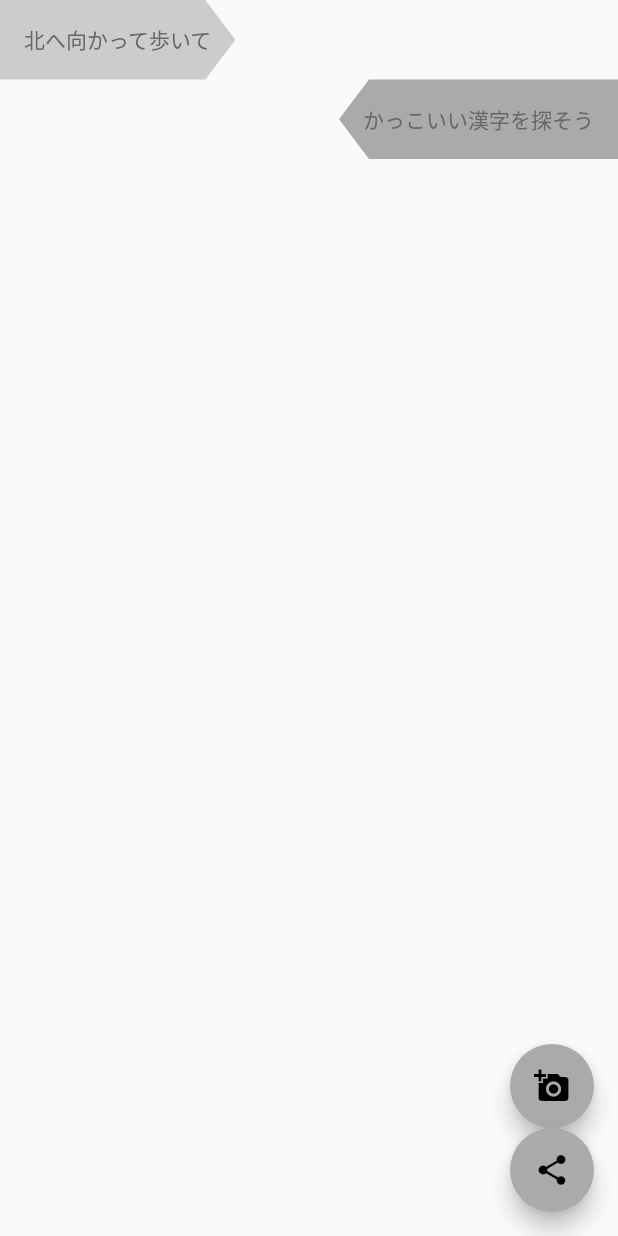
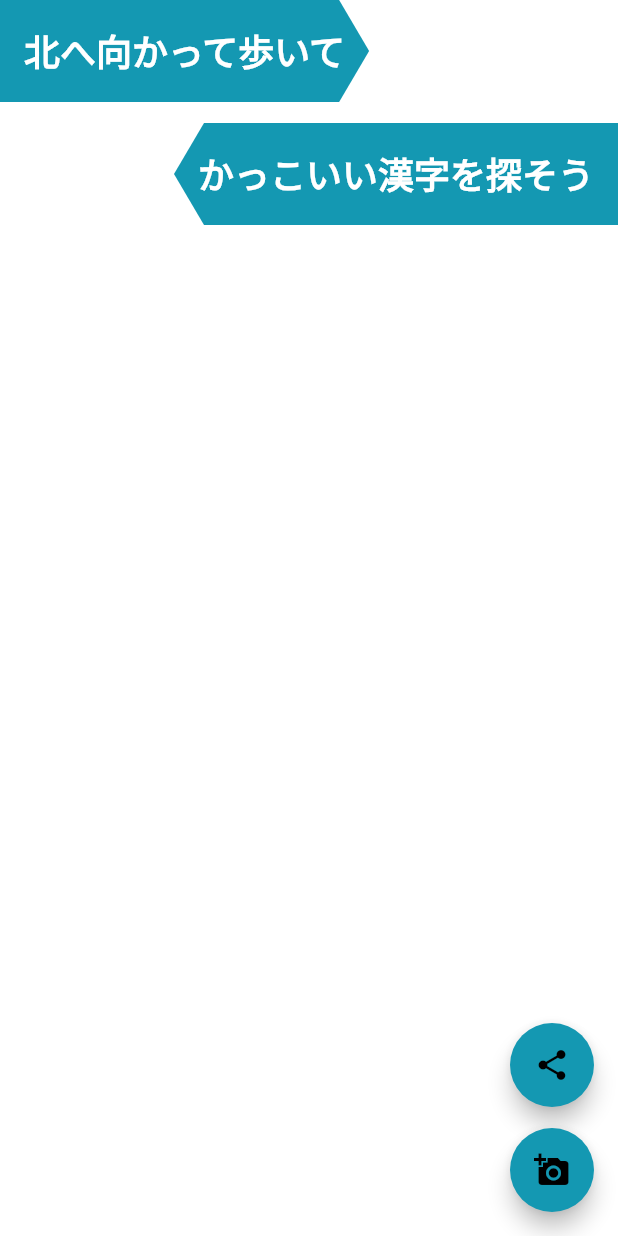
Before and after one commit to tubasasakunn/sanpo, a Flutter app: the screen it shows after launch, after a tap on "Start", on a phone screen of 412 x 824 dp. Run offline on Flutter 3.47's test engine with Material 2 defaults, Android fonts, the phone set to English and light mode, and no system bars; our stand-ins replace geocoding, image_picker, location, share_plus.

Commit message:
UI完成

```diff
--- a/lib/main.dart
+++ b/lib/main.dart
@@ -39,7 +39,15 @@
     labelSmall: TextStyle(color: Color(0xFFFFFFFF),fontFamily: 'QuickSand',
     fontWeight: FontWeight.bold,
     fontSize: 20), // 初期画面の選択肢
-    bodyMedium: TextStyle(color: Color(0xFF666666)), // カードの文字
+    bodyLarge: TextStyle(color: Color(0xFFFFFFFF),fontFamily: 'QuickSand',
+    fontWeight: FontWeight.bold,
+    fontSize: 24),
+    bodyMedium: TextStyle(color: Color(0xFF1498B2),fontFamily: 'QuickSand',
+    fontWeight: FontWeight.bold,
+    fontSize: 16),
+    bodySmall: TextStyle(color: Color(0xFF1498B2),fontFamily: 'QuickSand',
+    fontWeight: FontWeight.bold,
+    fontSize: 9),
   ),
   elevatedButtonTheme: ElevatedButtonThemeData(
     style: ElevatedButton.styleFrom(
--- a/lib/views/screens/multiple_image_screen.dart
+++ b/lib/views/screens/multiple_image_screen.dart
@@ -123,6 +123,7 @@
   }
 
   return Scaffold(
+    backgroundColor: Theme.of(context).colorScheme.onBackground,
     body: Stack(
       children: [
         RepaintBoundary(
@@ -150,11 +151,13 @@
 
     floatingActionButton: Column(
       mainAxisAlignment: MainAxisAlignment.end,
-      children: [ShowPickerOptions(
+      children: [
+        ShareWidgetButton(globalKey: _globalKey,toggleCaptureState: toggleCaptureState,),
+    SizedBox(height: 14),
+    ShowPickerOptions(
       getImageFromCamera: getImageFromCamera,
       getImageFromGallery: getImageFromGallery,
-    ),
-    ShareWidgetButton(globalKey: _globalKey,toggleCaptureState: toggleCaptureState,)
+    )
     ],)
   );
 }
--- a/lib/views/widgets/random_words_card.dart
+++ b/lib/views/widgets/random_words_card.dart
@@ -16,25 +16,26 @@
         Align(
   alignment: Alignment.centerLeft,
           child: CustomPaint(
-            painter: RightTrianglePainter(triangleSize,Theme.of(context).colorScheme.primary),
+            painter: RightTrianglePainter(triangleSize,Theme.of(context).colorScheme.background),
             child: Container(
               padding: EdgeInsets.all(16),
               child: Text(
                 '$location',
-                style: Theme.of(context).textTheme.bodyMedium,
+                style: Theme.of(context).textTheme.bodyLarge,
               ),
             ),
           ),
         ),
+        SizedBox(height: 14),
 Align(
   alignment: Alignment.centerRight,
           child: CustomPaint(
-            painter: LeftTrianglePainter(triangleSize,Theme.of(context).colorScheme.secondary),
+            painter: LeftTrianglePainter(triangleSize,Theme.of(context).colorScheme.background),
             child: Container(
               padding: EdgeInsets.all(16),
               child: Text(
                 '$todo',
-                style: Theme.of(context).textTheme.bodyMedium,
+                style: Theme.of(context).textTheme.bodyLarge,
               ),
             ),
           ),
--- a/lib/views/widgets/rotatable_image_widget.dart
+++ b/lib/views/widgets/rotatable_image_widget.dart
@@ -69,8 +69,8 @@
             decoration: BoxDecoration(
               shape: BoxShape.circle,
               border: Border.all(
-                  color: getRandomColor(imageFile.toString()), // ランダムな色
-                  width: 1.4, // 枠線の幅
+                  color: Theme.of(context).colorScheme.background, // ランダムな色
+                  width: 2, // 枠線の幅
                 ),
               image: DecorationImage(
                 fit: BoxFit.cover,
--- a/lib/views/widgets/share_button.dart
+++ b/lib/views/widgets/share_button.dart
@@ -37,6 +37,7 @@
       },
       tooltip: 'Share Widget',
       child: Icon(Icons.share),
+      backgroundColor: Theme.of(context).colorScheme.background,
     );
   }
 }
--- a/lib/views/widgets/show_picker_options.dart
+++ b/lib/views/widgets/show_picker_options.dart
@@ -44,6 +44,7 @@
       },
       tooltip: 'Pick Image',
       child: Icon(Icons.add_a_photo),
+      backgroundColor: Theme.of(context).colorScheme.background,
     );
   }
 }
```
Also changed, not shown: lib/views/widgets/random_words_text.dart (+16 -2 lines), lib/views/widgets/tima_and_location.dart (+6 -3 lines).
